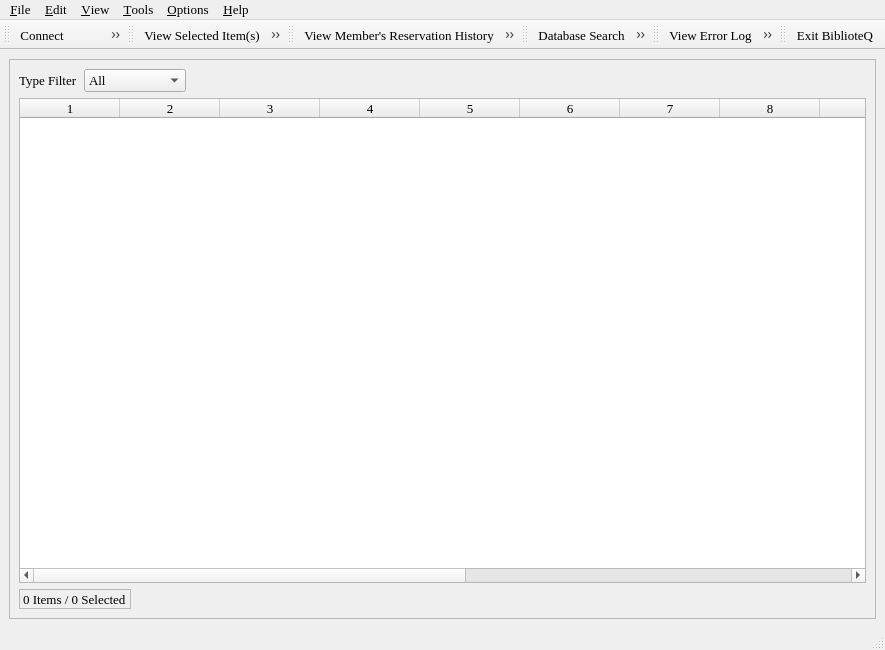
The window that mainwindow.ui (textbrowser/biblioteq) describes before a commit, drawn with Qt 5.
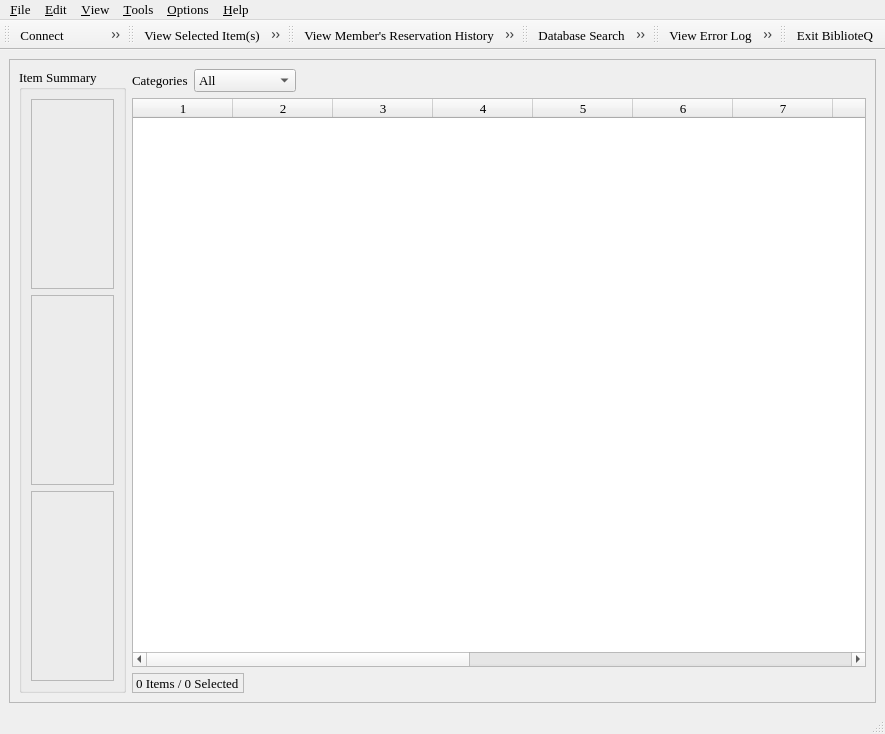
The same window after the commit. Icons and pictures are not drawn. Custom widgets are drawn as their Qt base class.

Commit message: Prepare for release 4.01. Cover images support.

```diff
--- a/mainwindow.ui
+++ b/mainwindow.ui
@@ -6,7 +6,7 @@
     <x>0</x>
     <y>0</y>
     <width>885</width>
-    <height>650</height>
+    <height>734</height>
    </rect>
   </property>
   <property name="minimumSize" >
@@ -42,28 +42,100 @@
       <property name="frameShadow" >
        <enum>QFrame::Raised</enum>
       </property>
-      <layout class="QGridLayout" >
-       <item row="2" column="0" >
         <layout class="QHBoxLayout" >
          <item>
-          <widget class="QLabel" name="information_label" >
-           <property name="font" >
-            <font>
-             <family>Times</family>
-             <pointsize>10</pointsize>
-             <weight>50</weight>
-             <italic>false</italic>
-             <bold>false</bold>
-             <underline>false</underline>
-             <strikeout>false</strikeout>
-            </font>
-           </property>
+        <widget class="QGroupBox" name="groupBox_2" >
+         <property name="title" >
+          <string>Item Summary</string>
+         </property>
+         <layout class="QVBoxLayout" >
+          <item>
+           <widget class="QLabel" name="front_image" >
            <property name="frameShape" >
             <enum>QFrame::StyledPanel</enum>
            </property>
+            <property name="alignment" >
+             <set>Qt::AlignCenter</set>
+            </property>
+           </widget>
+          </item>
+          <item>
+           <widget class="QLabel" name="back_image" >
+            <property name="frameShape" >
+             <enum>QFrame::StyledPanel</enum>
+            </property>
+            <property name="alignment" >
+             <set>Qt::AlignCenter</set>
+            </property>
+           </widget>
+          </item>
+          <item>
+           <widget class="QLabel" name="summary" >
+            <property name="frameShape" >
+             <enum>QFrame::StyledPanel</enum>
+            </property>
            <property name="text" >
-            <string>0 Items / 0 Selected</string>
-           </property>
+             <string/>
+            </property>
+            <property name="alignment" >
+             <set>Qt::AlignLeading|Qt::AlignLeft|Qt::AlignTop</set>
+            </property>
+           </widget>
+          </item>
+         </layout>
+        </widget>
+       </item>
+       <item>
+        <layout class="QVBoxLayout" >
+         <item>
+          <layout class="QHBoxLayout" >
+           <item>
+            <widget class="QLabel" name="label" >
+             <property name="text" >
+              <string>Categories</string>
+             </property>
+            </widget>
+           </item>
+           <item>
+            <widget class="QComboBox" name="typefilter" >
+             <property name="sizeAdjustPolicy" >
+              <enum>QComboBox::AdjustToContents</enum>
+             </property>
+             <item>
+              <property name="text" >
+               <string>All</string>
+              </property>
+             </item>
+             <item>
+              <property name="text" >
+               <string>Books</string>
+              </property>
+             </item>
+             <item>
+              <property name="text" >
+               <string>DVDs</string>
+              </property>
+             </item>
+             <item>
+              <property name="text" >
+               <string>Journals</string>
+              </property>
+             </item>
+             <item>
+              <property name="text" >
+               <string>Magazines</string>
+              </property>
+             </item>
+             <item>
+              <property name="text" >
+               <string>Music CDs</string>
+              </property>
+             </item>
+             <item>
+              <property name="text" >
+               <string>Video Games</string>
+              </property>
+             </item>
           </widget>
          </item>
          <item>
@@ -81,7 +153,7 @@
          </item>
         </layout>
        </item>
-       <item row="1" column="0" >
+         <item>
         <widget class="main_table" name="table" >
          <property name="acceptDrops" >
           <bool>false</bool>
@@ -201,61 +273,27 @@
          </column>
         </widget>
        </item>
-       <item row="0" column="0" >
+         <item>
         <layout class="QHBoxLayout" >
          <item>
-          <widget class="QLabel" name="label_2" >
+            <widget class="QLabel" name="information_label" >
            <property name="font" >
             <font>
              <family>Times</family>
              <pointsize>10</pointsize>
-            </font>
-           </property>
-           <property name="text" >
-            <string>Type Filter</string>
-           </property>
-          </widget>
-         </item>
-         <item>
-          <widget class="QComboBox" name="typefilter" >
-           <property name="sizeAdjustPolicy" >
-            <enum>QComboBox::AdjustToContents</enum>
-           </property>
-           <item>
+               <weight>50</weight>
+               <italic>false</italic>
+               <bold>false</bold>
+               <underline>false</underline>
+               <strikeout>false</strikeout>
+              </font>
+             </property>
+             <property name="frameShape" >
+              <enum>QFrame::StyledPanel</enum>
+             </property>
             <property name="text" >
-             <string>All</string>
-            </property>
-           </item>
-           <item>
-            <property name="text" >
-             <string>Books</string>
-            </property>
-           </item>
-           <item>
-            <property name="text" >
-             <string>DVDs</string>
-            </property>
-           </item>
-           <item>
-            <property name="text" >
-             <string>Journals</string>
-            </property>
-           </item>
-           <item>
-            <property name="text" >
-             <string>Magazines</string>
-            </property>
-           </item>
-           <item>
-            <property name="text" >
-             <string>Music CDs</string>
-            </property>
-           </item>
-           <item>
-            <property name="text" >
-             <string>Video Games</string>
-            </property>
-           </item>
+              <string>0 Items / 0 Selected</string>
+             </property>
           </widget>
          </item>
          <item>
@@ -270,6 +308,8 @@
             </size>
            </property>
           </spacer>
+           </item>
+          </layout>
          </item>
         </layout>
        </item>
```
Lines whose indentation alone changed are shown as unchanged. The commit also changes 7 other files.
